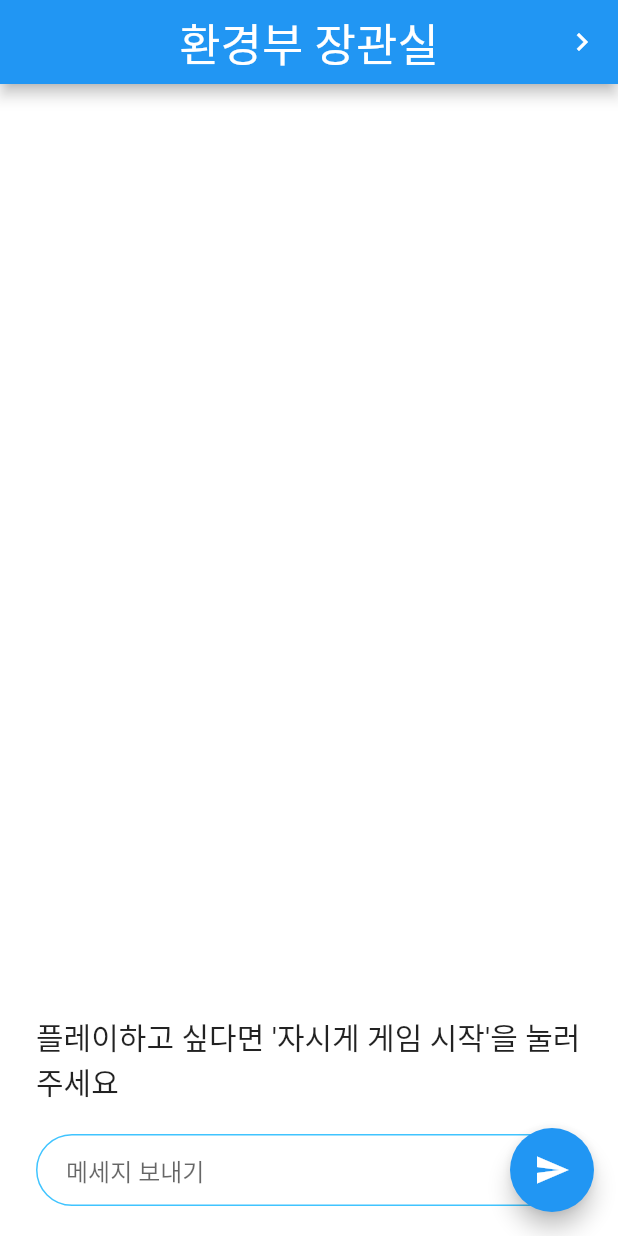
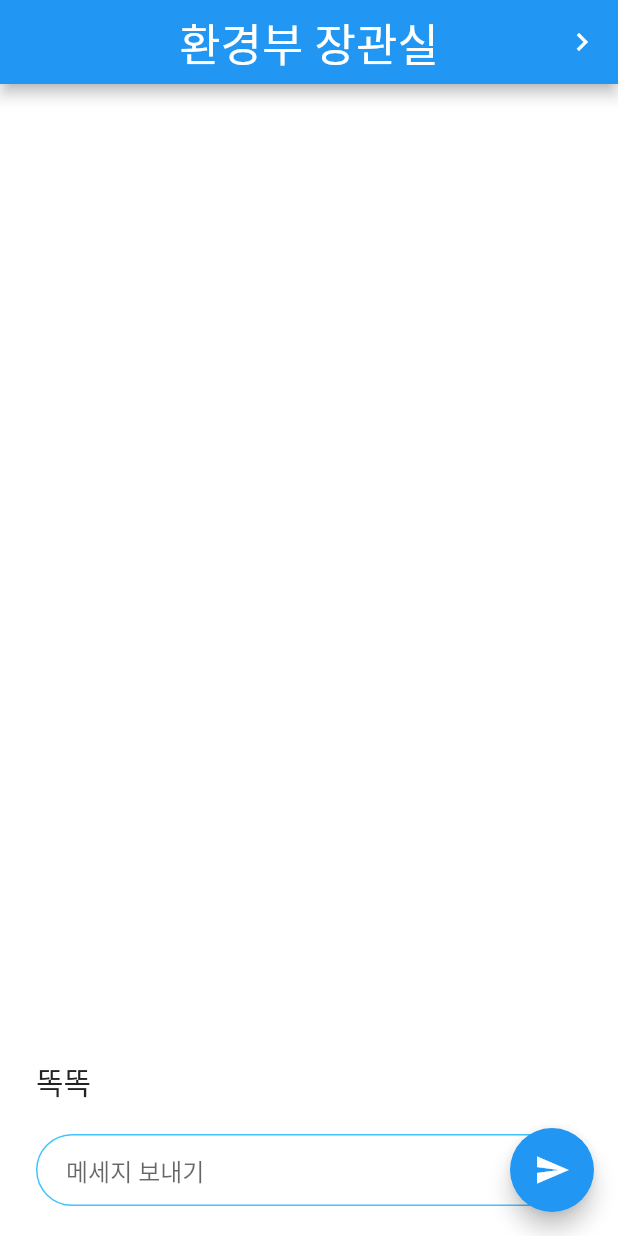
Before and after one commit to hansolpp/IBM_call_for_code, a Flutter app: the screen it shows after launch, on a phone screen of 412 x 824 dp. Run offline on Flutter 3.47's test engine with Material 2 defaults, Android fonts, the phone set to English and light mode, and no system bars; missing offline and left inert: watson_assistant_v2.

Commit message:
Watson 초기 문구 "똑똑"

```diff
--- a/lib/Watson.dart
+++ b/lib/Watson.dart
@@ -88,7 +88,7 @@ class _WatsonState extends State<Watson> {
               //  child: Icon(Icons.all_inclusive),
               //),
               Text(
-                _text != null ? '$_text' : '플레이하고 싶다면 \'자시게 게임 시작\'을 눌러주세요',
+                _text != null ? '$_text' : '똑똑',
                 style: TextStyle(
                   fontSize: 20,
                 ),
```
